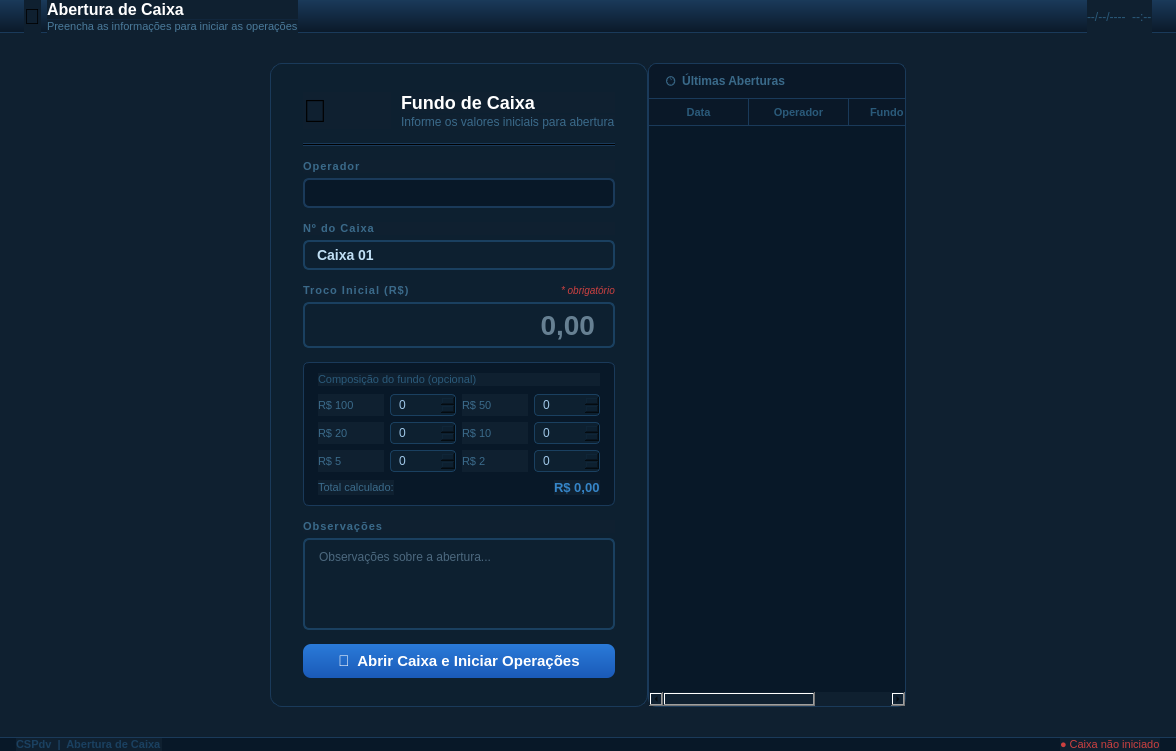
Old version of the form ui/venda/tela_abertura_caixa.ui in the repository iuryruansc/cspdv.
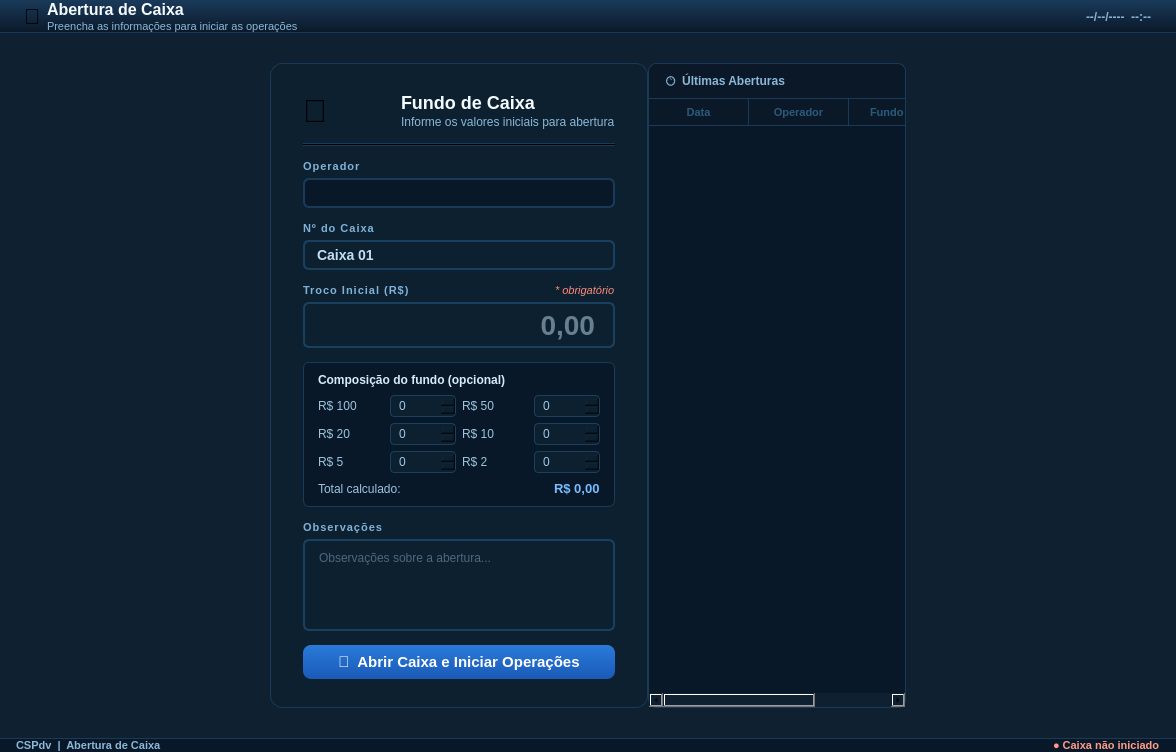
New version of the form.

What changed in the file:
```diff
--- a/ui/venda/tela_abertura_caixa.ui
+++ b/ui/venda/tela_abertura_caixa.ui
@@ -7,7 +7,7 @@
   </property>
   <property name="windowTitle"><string>CSPdv - Abertura de Caixa</string></property>
   <property name="styleSheet">
-   <string notr="true">QWidget { font-family: Arial; background-color: #0f2030; }</string>
+   <string notr="true">QWidget { font-family: Arial; background-color: #0f2030; } QLabel { background-color: transparent; }</string>
   </property>
 
   <layout class="QVBoxLayout" name="mainVLayout">
@@ -38,8 +38,8 @@
       </item>
       <item>
        <layout class="QVBoxLayout"><property name="spacing"><number>1</number></property>
-        <item><widget class="QLabel" name="lblHeaderTitulo"><property name="text"><string>Abertura de Caixa</string></property><property name="styleSheet"><string notr="true">color:white;font-size:16px;font-weight:bold;</string></property></widget></item>
-        <item><widget class="QLabel" name="lblHeaderSub"><property name="text"><string>Preencha as informações para iniciar as operações</string></property><property name="styleSheet"><string notr="true">color:#4a7a9a;font-size:11px;</string></property></widget></item>
+        <item><widget class="QLabel" name="lblHeaderTitulo"><property name="text"><string>Abertura de Caixa</string></property><property name="styleSheet"><string notr="true">color:#f5fbff;font-size:16px;font-weight:bold;</string></property></widget></item>
+        <item><widget class="QLabel" name="lblHeaderSub"><property name="text"><string>Preencha as informações para iniciar as operações</string></property><property name="styleSheet"><string notr="true">color:#8bb7d8;font-size:11px;</string></property></widget></item>
        </layout>
       </item>
       <item>
@@ -48,7 +48,7 @@
       <item>
        <widget class="QLabel" name="lblHeaderDataHora">
         <property name="text"><string>--/--/----  --:--</string></property>
-        <property name="styleSheet"><string notr="true">color:#2a5a7a;font-size:12px;</string></property>
+        <property name="styleSheet"><string notr="true">color:#88b2d3;font-size:12px;font-weight:bold;</string></property>
        </widget>
       </item>
      </layout>
@@ -102,8 +102,8 @@
            </item>
            <item>
             <layout class="QVBoxLayout"><property name="spacing"><number>2</number></property>
-             <item><widget class="QLabel" name="lblCardTitulo"><property name="text"><string>Fundo de Caixa</string></property><property name="styleSheet"><string notr="true">color:white;font-size:18px;font-weight:bold;</string></property></widget></item>
-             <item><widget class="QLabel" name="lblCardSub"><property name="text"><string>Informe os valores iniciais para abertura</string></property><property name="styleSheet"><string notr="true">color:#3a6a8a;font-size:12px;</string></property></widget></item>
+             <item><widget class="QLabel" name="lblCardTitulo"><property name="text"><string>Fundo de Caixa</string></property><property name="styleSheet"><string notr="true">color:#f5fbff;font-size:18px;font-weight:bold;</string></property></widget></item>
+             <item><widget class="QLabel" name="lblCardSub"><property name="text"><string>Informe os valores iniciais para abertura</string></property><property name="styleSheet"><string notr="true">color:#8bb7d8;font-size:12px;</string></property></widget></item>
             </layout>
            </item>
           </layout>
@@ -122,7 +122,7 @@
          <!-- Operador (read-only) -->
          <item>
           <layout class="QVBoxLayout"><property name="spacing"><number>5</number></property>
-           <item><widget class="QLabel" name="lblOpLabel"><property name="text"><string>Operador</string></property><property name="styleSheet"><string notr="true">font-size:11px;font-weight:bold;color:#3a6a8a;letter-spacing:1px;</string></property></widget></item>
+           <item><widget class="QLabel" name="lblOpLabel"><property name="text"><string>Operador</string></property><property name="styleSheet"><string notr="true">font-size:11px;font-weight:bold;color:#7fb2d8;letter-spacing:1px;</string></property></widget></item>
            <item>
             <widget class="QLineEdit" name="lineEditOperador">
              <property name="minimumHeight"><number>38</number></property>
@@ -136,7 +136,7 @@
          <!-- Número do caixa -->
          <item>
           <layout class="QVBoxLayout"><property name="spacing"><number>5</number></property>
-           <item><widget class="QLabel" name="lblNumCaixaLabel"><property name="text"><string>Nº do Caixa</string></property><property name="styleSheet"><string notr="true">font-size:11px;font-weight:bold;color:#3a6a8a;letter-spacing:1px;</string></property></widget></item>
+           <item><widget class="QLabel" name="lblNumCaixaLabel"><property name="text"><string>Nº do Caixa</string></property><property name="styleSheet"><string notr="true">font-size:11px;font-weight:bold;color:#7fb2d8;letter-spacing:1px;</string></property></widget></item>
            <item>
             <widget class="QComboBox" name="comboNumCaixa">
              <property name="minimumHeight"><number>38</number></property>
@@ -154,9 +154,9 @@
           <layout class="QVBoxLayout"><property name="spacing"><number>5</number></property>
            <item>
             <layout class="QHBoxLayout">
-             <item><widget class="QLabel" name="lblTrocoLabel"><property name="text"><string>Troco Inicial (R$)</string></property><property name="styleSheet"><string notr="true">font-size:11px;font-weight:bold;color:#3a6a8a;letter-spacing:1px;</string></property></widget></item>
+             <item><widget class="QLabel" name="lblTrocoLabel"><property name="text"><string>Troco Inicial (R$)</string></property><property name="styleSheet"><string notr="true">font-size:11px;font-weight:bold;color:#7fb2d8;letter-spacing:1px;</string></property></widget></item>
              <item><spacer><property name="orientation"><enum>Qt::Horizontal</enum></property><property name="sizeHint" stdset="0"><size><width>10</width><height>10</height></size></property></spacer></item>
-             <item><widget class="QLabel" name="lblTrocoObrig"><property name="text"><string>* obrigatório</string></property><property name="styleSheet"><string notr="true">font-size:10px;color:#cc4040;font-style:italic;</string></property></widget></item>
+             <item><widget class="QLabel" name="lblTrocoObrig"><property name="text"><string>* obrigatório</string></property><property name="styleSheet"><string notr="true">font-size:11px;color:#ff8a7a;font-style:italic;</string></property></widget></item>
             </layout>
            </item>
            <item>
@@ -181,30 +181,30 @@
             <property name="rightMargin"><number>14</number></property>
             <property name="bottomMargin"><number>10</number></property>
             <item>
-             <widget class="QLabel" name="lblBreakdownTitulo"><property name="text"><string>Composição do fundo (opcional)</string></property><property name="styleSheet"><string notr="true">font-size:11px;color:#2a5a7a;</string></property></widget>
+             <widget class="QLabel" name="lblBreakdownTitulo"><property name="text"><string>Composição do fundo (opcional)</string></property><property name="styleSheet"><string notr="true">font-size:12px;font-weight:bold;color:#d6ebfb;</string></property></widget>
             </item>
             <item>
              <layout class="QGridLayout" name="breakdownGrid">
               <property name="spacing"><number>6</number></property>
-              <item row="0" column="0"><widget class="QLabel" name="lblNota100"><property name="text"><string>R$ 100</string></property><property name="styleSheet"><string notr="true">font-size:11px;color:#3a6a8a;</string></property></widget></item>
+              <item row="0" column="0"><widget class="QLabel" name="lblNota100"><property name="text"><string>R$ 100</string></property><property name="styleSheet"><string notr="true">font-size:12px;color:#9cc3df;</string></property></widget></item>
               <item row="0" column="1"><widget class="QSpinBox" name="spinNota100"><property name="minimumHeight"><number>28</number></property><property name="styleSheet"><string notr="true">QSpinBox{background-color:#0d2030;border:1px solid #1a4060;border-radius:4px;font-size:12px;color:#a0c8e8;padding:2px 6px;}QSpinBox:focus{border-color:#3585c8;}</string></property><property name="maximum"><number>999</number></property></widget></item>
-              <item row="0" column="2"><widget class="QLabel" name="lblNota50"><property name="text"><string>R$ 50</string></property><property name="styleSheet"><string notr="true">font-size:11px;color:#3a6a8a;</string></property></widget></item>
+              <item row="0" column="2"><widget class="QLabel" name="lblNota50"><property name="text"><string>R$ 50</string></property><property name="styleSheet"><string notr="true">font-size:12px;color:#9cc3df;</string></property></widget></item>
               <item row="0" column="3"><widget class="QSpinBox" name="spinNota50"><property name="minimumHeight"><number>28</number></property><property name="styleSheet"><string notr="true">QSpinBox{background-color:#0d2030;border:1px solid #1a4060;border-radius:4px;font-size:12px;color:#a0c8e8;padding:2px 6px;}QSpinBox:focus{border-color:#3585c8;}</string></property><property name="maximum"><number>999</number></property></widget></item>
-              <item row="1" column="0"><widget class="QLabel" name="lblNota20"><property name="text"><string>R$ 20</string></property><property name="styleSheet"><string notr="true">font-size:11px;color:#3a6a8a;</string></property></widget></item>
+              <item row="1" column="0"><widget class="QLabel" name="lblNota20"><property name="text"><string>R$ 20</string></property><property name="styleSheet"><string notr="true">font-size:12px;color:#9cc3df;</string></property></widget></item>
               <item row="1" column="1"><widget class="QSpinBox" name="spinNota20"><property name="minimumHeight"><number>28</number></property><property name="styleSheet"><string notr="true">QSpinBox{background-color:#0d2030;border:1px solid #1a4060;border-radius:4px;font-size:12px;color:#a0c8e8;padding:2px 6px;}QSpinBox:focus{border-color:#3585c8;}</string></property><property name="maximum"><number>999</number></property></widget></item>
-              <item row="1" column="2"><widget class="QLabel" name="lblNota10"><property name="text"><string>R$ 10</string></property><property name="styleSheet"><string notr="true">font-size:11px;color:#3a6a8a;</string></property></widget></item>
+              <item row="1" column="2"><widget class="QLabel" name="lblNota10"><property name="text"><string>R$ 10</string></property><property name="styleSheet"><string notr="true">font-size:12px;color:#9cc3df;</string></property></widget></item>
               <item row="1" column="3"><widget class="QSpinBox" name="spinNota10"><property name="minimumHeight"><number>28</number></property><property name="styleSheet"><string notr="true">QSpinBox{background-color:#0d2030;border:1px solid #1a4060;border-radius:4px;font-size:12px;color:#a0c8e8;padding:2px 6px;}QSpinBox:focus{border-color:#3585c8;}</string></property><property name="maximum"><number>999</number></property></widget></item>
-              <item row="2" column="0"><widget class="QLabel" name="lblNota5"><property name="text"><string>R$ 5</string></property><property name="styleSheet"><string notr="true">font-size:11px;color:#3a6a8a;</string></property></widget></item>
+              <item row="2" column="0"><widget class="QLabel" name="lblNota5"><property name="text"><string>R$ 5</string></property><property name="styleSheet"><string notr="true">font-size:12px;color:#9cc3df;</string></property></widget></item>
               <item row="2" column="1"><widget class="QSpinBox" name="spinNota5"><property name="minimumHeight"><number>28</number></property><property name="styleSheet"><string notr="true">QSpinBox{background-color:#0d2030;border:1px solid #1a4060;border-radius:4px;font-size:12px;color:#a0c8e8;padding:2px 6px;}QSpinBox:focus{border-color:#3585c8;}</string></property><property name="maximum"><number>999</number></property></widget></item>
-              <item row="2" column="2"><widget class="QLabel" name="lblNota2"><property name="text"><string>R$ 2</string></property><property name="styleSheet"><string notr="true">font-size:11px;color:#3a6a8a;</string></property></widget></item>
+              <item row="2" column="2"><widget class="QLabel" name="lblNota2"><property name="text"><string>R$ 2</string></property><property name="styleSheet"><string notr="true">font-size:12px;color:#9cc3df;</string></property></widget></item>
               <item row="2" column="3"><widget class="QSpinBox" name="spinNota2"><property name="minimumHeight"><number>28</number></property><property name="styleSheet"><string notr="true">QSpinBox{background-color:#0d2030;border:1px solid #1a4060;border-radius:4px;font-size:12px;color:#a0c8e8;padding:2px 6px;}QSpinBox:focus{border-color:#3585c8;}</string></property><property name="maximum"><number>999</number></property></widget></item>
              </layout>
             </item>
             <item>
              <layout class="QHBoxLayout">
-              <item><widget class="QLabel" name="lblBreakdownTotal"><property name="text"><string>Total calculado:</string></property><property name="styleSheet"><string notr="true">font-size:11px;color:#3a6a8a;</string></property></widget></item>
+              <item><widget class="QLabel" name="lblBreakdownTotal"><property name="text"><string>Total calculado:</string></property><property name="styleSheet"><string notr="true">font-size:12px;color:#9cc3df;</string></property></widget></item>
               <item><spacer><property name="orientation"><enum>Qt::Horizontal</enum></property><property name="sizeHint" stdset="0"><size><width>10</width><height>10</height></size></property></spacer></item>
-              <item><widget class="QLabel" name="lblBreakdownTotalValor"><property name="text"><string>R$ 0,00</string></property><property name="styleSheet"><string notr="true">font-size:13px;font-weight:bold;color:#3585c8;</string></property></widget></item>
+              <item><widget class="QLabel" name="lblBreakdownTotalValor"><property name="text"><string>R$ 0,00</string></property><property name="styleSheet"><string notr="true">font-size:13px;font-weight:bold;color:#78bbff;</string></property></widget></item>
              </layout>
             </item>
            </layout>
@@ -214,7 +214,7 @@
          <!-- Observações -->
          <item>
           <layout class="QVBoxLayout"><property name="spacing"><number>5</number></property>
-           <item><widget class="QLabel" name="lblObsLabel"><property name="text"><string>Observações</string></property><property name="styleSheet"><string notr="true">font-size:11px;font-weight:bold;color:#3a6a8a;letter-spacing:1px;</string></property></widget></item>
+           <item><widget class="QLabel" name="lblObsLabel"><property name="text"><string>Observações</string></property><property name="styleSheet"><string notr="true">font-size:11px;font-weight:bold;color:#7fb2d8;letter-spacing:1px;</string></property></widget></item>
            <item>
             <widget class="QPlainTextEdit" name="plainTextObs">
              <property name="minimumHeight"><number>60</number></property>
@@ -263,7 +263,7 @@
            <property name="text"><string>&#128336;  Últimas Aberturas</string></property>
            <property name="minimumHeight"><number>40</number></property>
            <property name="maximumHeight"><number>40</number></property>
-           <property name="styleSheet"><string notr="true">QLabel{background-color:#0a1828;color:#3a6a8a;font-size:12px;font-weight:bold;padding:10px 14px;border-top-left-radius:8px;border-top-right-radius:8px;border-bottom:1px solid #1a3a5a;}</string></property>
+           <property name="styleSheet"><string notr="true">QLabel{background-color:#0a1828;color:#8bb7d8;font-size:12px;font-weight:bold;padding:10px 14px;border-top-left-radius:8px;border-top-right-radius:8px;border-bottom:1px solid #1a3a5a;}</string></property>
           </widget>
          </item>
          <item>
@@ -323,9 +323,9 @@
      <layout class="QHBoxLayout" name="statusHL">
       <property name="leftMargin"><number>16</number></property><property name="topMargin"><number>0</number></property>
       <property name="rightMargin"><number>16</number></property><property name="bottomMargin"><number>0</number></property>
-      <item><widget class="QLabel" name="lblStatus"><property name="text"><string>CSPdv  |  Abertura de Caixa</string></property><property name="styleSheet"><string notr="true">color:#1a4060;font-size:11px;font-weight:bold;</string></property></widget></item>
+      <item><widget class="QLabel" name="lblStatus"><property name="text"><string>CSPdv  |  Abertura de Caixa</string></property><property name="styleSheet"><string notr="true">color:#8bb7d8;font-size:11px;font-weight:bold;</string></property></widget></item>
       <item><spacer><property name="orientation"><enum>Qt::Horizontal</enum></property><property name="sizeHint" stdset="0"><size><width>20</width><height>10</height></size></property></spacer></item>
-      <item><widget class="QLabel" name="lblStatusCaixaFechado"><property name="text"><string>&#9679; Caixa não iniciado</string></property><property name="styleSheet"><string notr="true">color:#cc4040;font-size:11px;</string></property></widget></item>
+      <item><widget class="QLabel" name="lblStatusCaixaFechado"><property name="text"><string>&#9679; Caixa não iniciado</string></property><property name="styleSheet"><string notr="true">color:#ff9c88;font-size:11px;font-weight:bold;</string></property></widget></item>
      </layout>
     </widget>
    </item>
```
Left out of the diff: 4 changed lines with no effect on the pictures.
